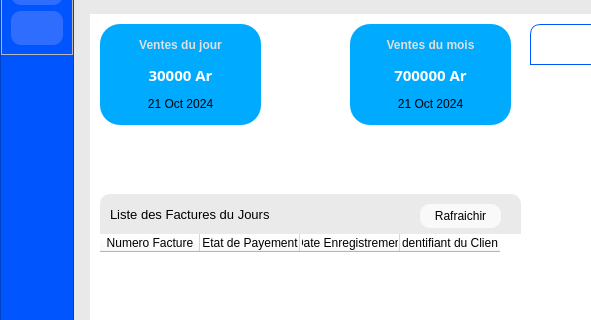
First picture: the form in views/auth/main_admin_window.ui, repository ninohantonio/Store-Management, before the edit; both pictures show x 0 to 591 and y 120 to 440 of the 1365 by 697 pixel window.
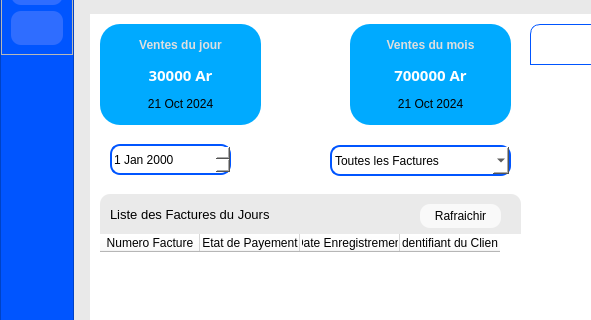
Second picture: the form after the edit. The open tabs and pages were chosen to show the change. Icons and pictures are not drawn. Custom widgets are drawn as their Qt base class.

Commit message: update admin window function

What changed in the file:
```diff
--- a/views/auth/main_admin_window.ui
+++ b/views/auth/main_admin_window.ui
@@ -1678,6 +1678,49 @@
                    <set>Qt::AlignmentFlag::AlignCenter</set>
                   </property>
                  </widget>
+                 <widget class="QDateEdit" name="date_facture">
+                  <property name="geometry">
+                   <rect>
+                    <x>20</x>
+                    <y>130</y>
+                    <width>121</width>
+                    <height>31</height>
+                   </rect>
+                  </property>
+                  <property name="styleSheet">
+                   <string notr="true">border: 2px solid rgb(0, 85, 255);
+border-radius: 10px;</string>
+                  </property>
+                 </widget>
+                 <widget class="QComboBox" name="filter_facture_combo">
+                  <property name="geometry">
+                   <rect>
+                    <x>240</x>
+                    <y>131</y>
+                    <width>181</width>
+                    <height>31</height>
+                   </rect>
+                  </property>
+                  <property name="styleSheet">
+                   <string notr="true">border: 2px solid rgb(0, 85, 255);
+border-radius: 10px;</string>
+                  </property>
+                  <item>
+                   <property name="text">
+                    <string>Toutes les Factures</string>
+                   </property>
+                  </item>
+                  <item>
+                   <property name="text">
+                    <string>Factures Payer</string>
+                   </property>
+                  </item>
+                  <item>
+                   <property name="text">
+                    <string>Facture Non Payer</string>
+                   </property>
+                  </item>
+                 </widget>
                 </widget>
                </widget>
                <widget class="QWidget" name="clientPage">
```
Left out of the diff: 2 changed lines with no effect on the pictures. The commit also changes 1 other file.
